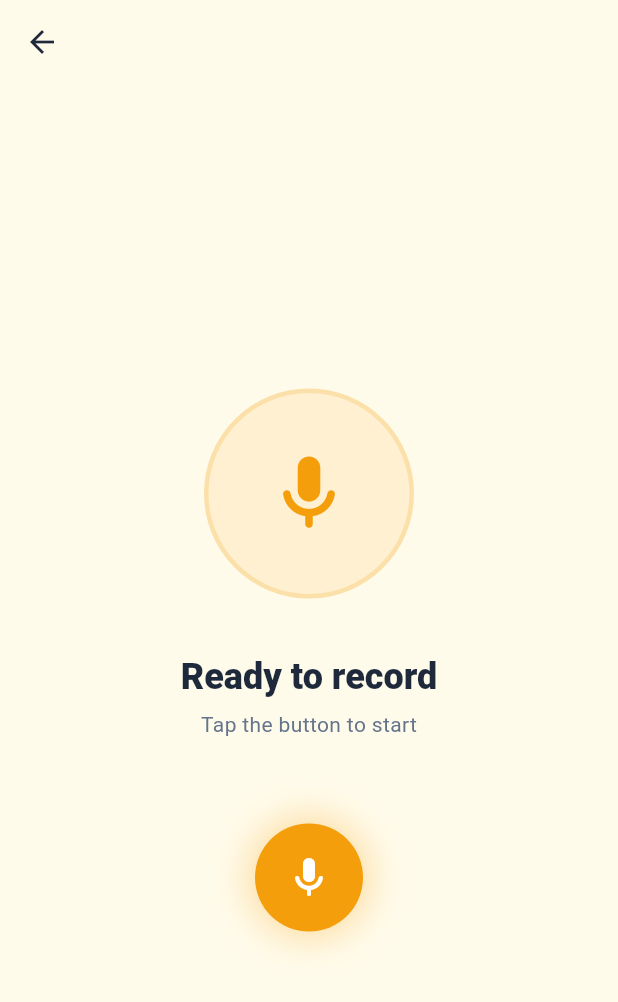
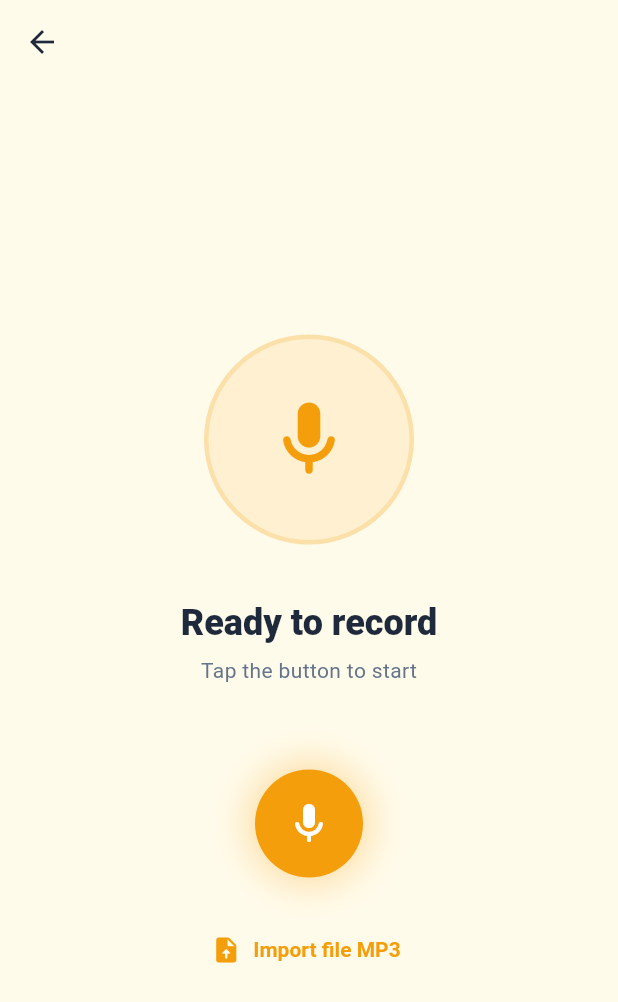
Before and after one commit to wahyuatmaja3/dalem, a Flutter app: the RecorderScreen screen opened by its route, on a phone screen of 412 x 824 dp. Shown: the top 1002 px of the screen. Run offline on Flutter 3.47's test engine with Material 3 defaults, Android fonts, the phone set to English and light mode, and no system bars; our stand-ins replace file_picker, flutter_markdown, flutter_riverpod, flutter_secure_storage, hive, hive_flutter; accounts and stored records are empty.

Commit message:
feat: import audio file from device as a note
Co-Authored-By: Claude Sonnet 4.6 <noreply@anthropic.com>

```diff
--- a/lib/features/dashboard/presentation/screens/recorder_screen.dart
+++ b/lib/features/dashboard/presentation/screens/recorder_screen.dart
@@ -2,6 +2,7 @@ import 'package:flutter/material.dart';
 import 'package:flutter_riverpod/flutter_riverpod.dart';
 import 'dart:async';
 import 'dart:math';
+import 'package:file_picker/file_picker.dart';
 import '../../../../core/services/recorder_service.dart';
 import '../../../../core/constants/app_strings.dart';
 import '../../../../core/constants/app_colors.dart';
@@ -126,6 +127,18 @@ class _RecorderScreenState extends ConsumerState<RecorderScreen> {
     }
   }
 
+  Future<void> _handleImport() async {
+    final result = await FilePicker.platform.pickFiles(
+      type: FileType.custom,
+      allowedExtensions: const ['mp3', 'm4a', 'wav', 'aac'],
+    );
+
+    final path = result?.files.single.path;
+    if (path == null) return;
+
+    await _saveAudioAsNote(path, deleteSourceAfter: false);
+  }
+
   void _scrollToBottom() {
     WidgetsBinding.instance.addPostFrameCallback((_) {
       if (_scrollController.hasClients) {
@@ -234,6 +247,15 @@ class _RecorderScreenState extends ConsumerState<RecorderScreen> {
           _RecordButton(
             onPressed: _handleStartStop,
             isRecording: false,
+          ),
+          const SizedBox(height: 24),
+          TextButton.icon(
+            onPressed: _handleImport,
+            icon: const Icon(Icons.upload_file_rounded, size: 20),
+            label: const Text('Import file MP3'),
+            style: TextButton.styleFrom(
+              foregroundColor: AppColors.primary,
+            ),
           ),
         ],
       ),
```
